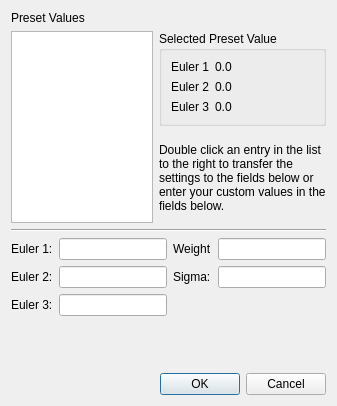
First picture: the form in Source/StatsGenerator/UI_Files/TextureDialog.ui, repository BlueQuartzSoftware/DREAM3D, before the edit.
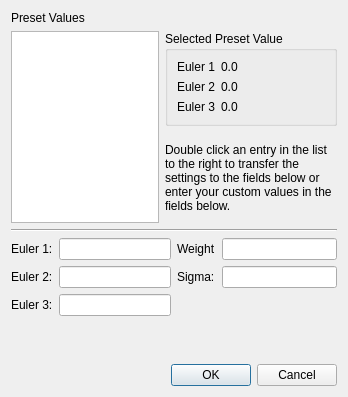
Second picture: the form after the edit.

Patch:
```diff
--- a/Source/StatsGenerator/UI_Files/TextureDialog.ui
+++ b/Source/StatsGenerator/UI_Files/TextureDialog.ui
@@ -6,8 +6,8 @@
    <rect>
     <x>0</x>
     <y>0</y>
-    <width>337</width>
-    <height>406</height>
+    <width>348</width>
+    <height>397</height>
    </rect>
   </property>
   <property name="windowTitle">
```
Left out of the diff: 8 changed lines with no effect on the pictures.
